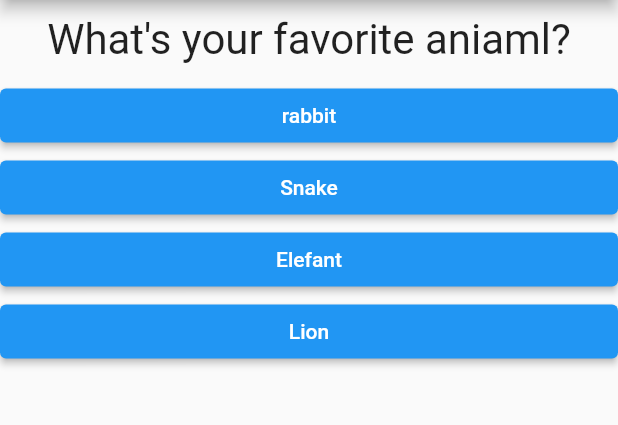
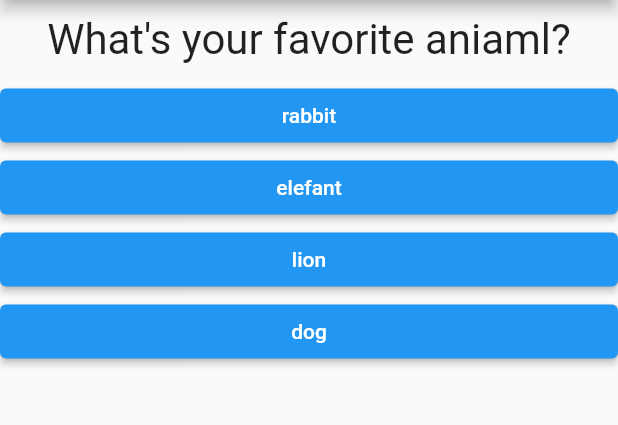
Before and after one commit to eloicasamayor/quiz_app_flutter, a Flutter app: the screen it shows after launch, after a tap on "black", on a phone screen of 412 x 824 dp, the part 84-509 px from its top. Run offline on Flutter 3.47's test engine with Material 2 defaults, Android fonts, the phone set to English and light mode, and no system bars.

Commit message:
sección del curso terminada

```diff
--- a/lib/main.dart
+++ b/lib/main.dart
@@ -1,7 +1,7 @@
 import 'package:flutter/material.dart';
 
-import './question.dart';
-import './answer.dart';
+import './quiz.dart';
+import './result.dart';
 
 void main() {
   //instanciamos un objeto basado en una clase añadiendo los paréntesis.
@@ -23,12 +23,56 @@ class MyApp extends StatefulWidget {
 }
 
 class _MyAppState extends State<MyApp> {
+  final _questions = const [
+    {
+      'questionText': 'What\'s your favorite color?',
+      'answer': [
+        {'text': 'black', 'score': 10},
+        {'text': 'green', 'score': 5},
+        {'text': 'blue', 'score': 6},
+        {'text': 'yellow', 'score': 0},
+      ]
+    },
+    {
+      'questionText': 'What\'s your favorite aniaml?',
+      'answer': [
+        {'text': 'rabbit', 'score': 4},
+        {'text': 'elefant', 'score': 7},
+        {'text': 'lion', 'score': 8},
+        {'text': 'dog', 'score': 0}
+      ]
+    },
+    {
+      'questionText': 'What\'s your favorite fruit?',
+      'answer': [
+        {'text': 'banana', 'score': 0},
+        {'text': 'apple', 'score': 2},
+        {'text': 'mango', 'score': 5},
+        {'text': 'kiwi', 'score': 8},
+      ]
+    },
+  ];
   var _questionIndex =
       0; //podríamos usar 'int' en vez de 'var', pero como la hemos inicializado en =0, flutter ya sabe que es un int, por lo cual se considera usar "var" una mejor práctica
-  void _answerQuestion() {
+  var _totalScore = 0;
+
+  void _resetQuiz() {
+    setState(() {
+      _questionIndex = 0;
+      //tenemos que resetear estas variables dentro del setState() para que flutter entienda que cambió el State, y él se encargará de re-renderizar la app.
+      _totalScore = 0;
+    });
+  }
+
+  void _answerQuestion(int score) {
+    _totalScore += score;
+    //es lo mismo que poner _totalScore = _totalScore + score
     setState(() {
       _questionIndex = _questionIndex + 1;
     });
+    if (_questionIndex < _questions.length) {
+      print('We have more questions!');
+    }
 
     print(_questionIndex);
   }
@@ -39,46 +83,20 @@ class _MyAppState extends State<MyApp> {
   //De hecho, no tenemos la opción de no sobreescribirlo, estamos obligados a crear llamar al método build, pero con el "@override" dejamos claro que no fue un error sobreescribir el método.
   Widget build(BuildContext context) {
     //creamos un 'map' -> una lista de pares de valores (key + value)
-    var questions = [
-      {
-        'questionText': 'What\'s your favorite color?',
-        'answer': ['black', 'Red', 'Green', 'Blue']
-      },
-      {
-        'questionText': 'What\'s your favorite aniaml?',
-        'answer': ['rabbit', 'Snake', 'Elefant', 'Lion']
-      },
-      {
-        'questionText': 'What\'s your favorite fruit?',
-        'answer': ['banana', 'Apple', 'Orange', 'Melon']
-      },
-    ];
+
     // - positional arguments: each value passed ends up depending on the position
     // - named arguments: no data in order, target every argument by its name
     return MaterialApp(
       home: Scaffold(
-        appBar: AppBar(
-          title: Text('My First App'),
-        ),
-        body: Column(
-          children: [
-            //(27) -> nuevo custom widget.
-            Question(questions[_questionIndex]['questionText']),
-            // para acceder al elemento de una lista, podemos usar nombreLista[indice] o bien nombreLista.elementAt(indice)
-            ...(questions[_questionIndex]['answer'] as List<String>)
-                .map((answer) {
-              return Answer(_answerQuestion, answer);
-            }).toList()
-            // (33)
-            // para cualquier lista (array), podemos usar el método map()
-            // el método map ejecutará una función (que tenemos que mandarle como argumento) para cada elemento en la lista.
-            // en este caso estamos iterando la lista valores de 'answer'
-            // .toList() -> para transformar un grupo de objetos en una lista
-            // ... -> para 'desagregar' los objetos de una lista, o sea para quitarlos de la lista y dejarlos en su padre
-            // "as List<String>" -> lo tenemos que poner porque Dart no puede saber que ese objeto es una lista. Le tenemos que decir específicamente que interprete eso como una lista de strings.
-          ],
-        ),
-      ),
+          appBar: AppBar(
+            title: Text('My First App'),
+          ),
+          body: _questionIndex < _questions.length
+              ? Quiz(
+                  answerQuestion: _answerQuestion,
+                  questionIndex: _questionIndex,
+                  questions: _questions)
+              : Result(_totalScore, _resetQuiz)),
       //MaterialApp y Text no son funciones, sino clases. Y aún así, les pasamos información
       //el 'Constructor', es una función especial dentro de una clase (por lo tanto, un método) que se ejecuta solamente una vez cuando creamos un nuevo objeto basado en esa clase, o sea, cuando llamamos a una clase y le pasamos valores
       //se crea un constructor repitiendo el nombre de la clase, paréntesis y llaves
@@ -175,6 +193,20 @@ class _MyAppState extends State<MyApp> {
       // (31)
       // "Lifting the State up" -> se maneja el State en el widget que hay en común, en este caso, se maneja en MyApp (en main.dart), que es el widget que tienen en común answer y question.
       // El State está en el común denominador, en el lugar compartido donde están los widgets que necesitan este State. En este caso, es el padre directo.
+      //
+      // (34) Tipos de variables constantes:
+      // > FINAL: el valor no cambia desde que se inicializa. Se le puede asignar un valor al inicio del programa, pero después ya nunca cambia.
+      //     en runtime el valor se bloquea, pero en el momento de escribir el código, y de compilar, el valor es incierto. "Runtime Constant Value"
+      // > CONSTANTE: "Compile Time Constant", o sea el valor nunca cambia desde que se compila.
+      //     no podemos asignar un nuevo valor a una constante.
+      // (Técnicamente, cuando definimos una variable, Dart guarda la dirección de ese objeto en memoria, no el objeto en sí.)
+      // Podemos hacer constante la variable, con lo cual no se podrá asignar un nuevo valor a esa variable.
+      // O podemos hacer constante solamente el valor de la variable, con lo cual no se podrá alterar ese valor pero sí se podrá reescribir la variable. Por ejemplo, si se trata de una lista no podremos añadir un item con .add(), pero si podremos asignar una nueva lista.
+      //
+      // Para crear widgets dependientes de una condición:
+      // Expresion condicional ? codigo que se executa if true : codigo que se ejecuta if false,
+      //
+      // Siempre es recomandado separar el código en diferentes widgets, en diferentes archivos.
     );
   }
 }
--- /dev/null
+++ b/lib/quiz.dart
@@ -0,0 +1,41 @@
+import 'package:flutter/material.dart';
+
+import './answer.dart';
+import './question.dart';
+
+class Quiz extends StatelessWidget {
+  final List<Map<String, Object>> questions; //Nested generic assignments
+  final Function answerQuestion; // pointer to a function
+  final int questionIndex;
+
+  Quiz({
+    @required this.questions,
+    @required this.answerQuestion,
+    @required this.questionIndex,
+  });
+
+  @override
+  Widget build(BuildContext context) {
+    return Column(
+      children: [
+        //(27) -> nuevo custom widget.
+        Question(questions[questionIndex]['questionText']),
+        // para acceder al elemento de una lista, podemos usar nombreLista[indice] o bien nombreLista.elementAt(indice)
+        ...(questions[questionIndex]['answer'] as List<Map<String, Object>>)
+            .map((answer) {
+          return Answer(
+              () => answerQuestion(answer['score']),
+              answer[
+                  'text']); //usamos una función anónima que flutter no la ejecutará cuando esté haciendo el build(). En el cuerpo de esta función anónima, llamamos a la función que queremos que se ejecute onPressed
+        }).toList()
+        // (33)
+        // para cualquier lista (array), podemos usar el método map()
+        // el método map ejecutará una función (que tenemos que mandarle como argumento) para cada elemento en la lista.
+        // en este caso estamos iterando la lista valores de 'answer'
+        // .toList() -> para transformar un grupo de objetos en una lista
+        // ... -> para 'desagregar' los objetos de una lista, o sea para quitarlos de la lista y dejarlos en su padre
+        // "as List<String>" -> lo tenemos que poner porque Dart no puede saber que ese objeto es una lista. Le tenemos que decir específicamente que interprete eso como una lista de strings.
+      ],
+    );
+  }
+}
```
Also changed, not shown: lib/result.dart (added, +40 -0 lines).
